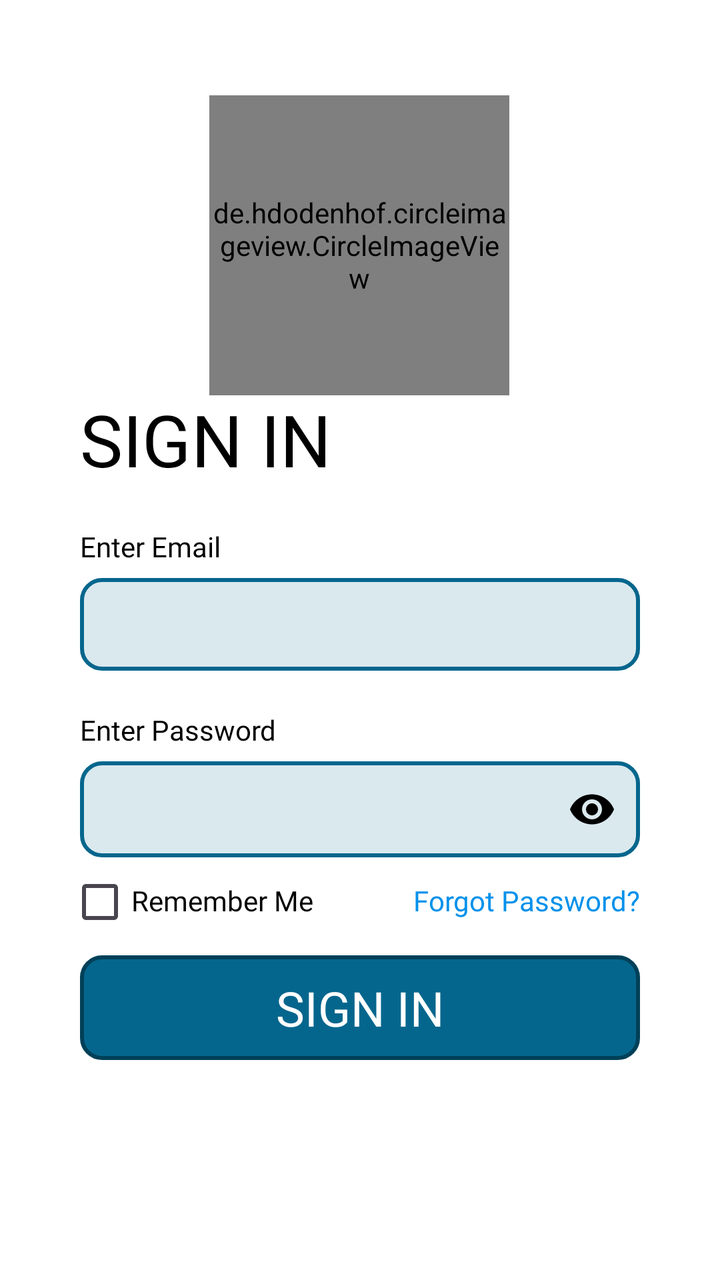
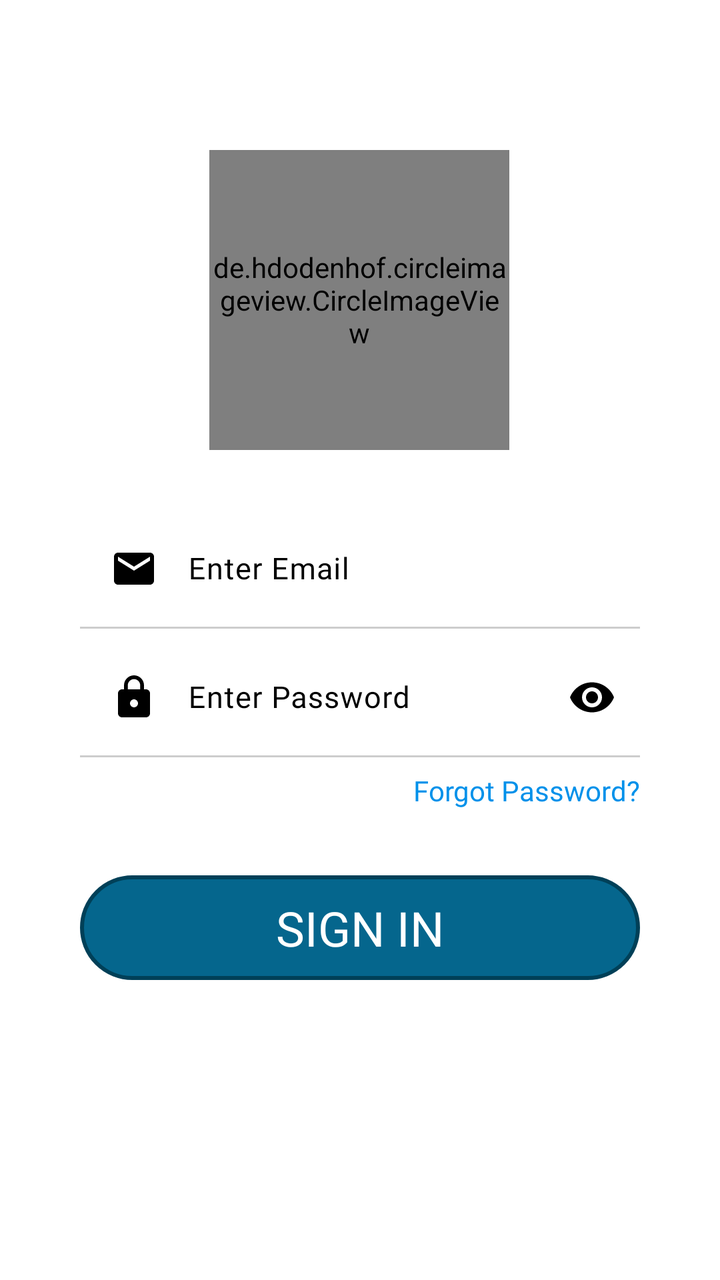

An Android layout rendered at two revisions. The XML below is the earlier revision; the diff shows what the commit changed to produce the second picture.
<!-- AndroidManifest.xml: application theme Theme.Hostelvault -->
<!-- res/layout/activity_login.xml -->
<?xml version="1.0" encoding="utf-8"?>
<androidx.constraintlayout.widget.ConstraintLayout xmlns:android="http://schemas.android.com/apk/res/android"
    xmlns:app="http://schemas.android.com/apk/res-auto"
    xmlns:tools="http://schemas.android.com/tools"
    android:id="@+id/main"
    android:layout_width="match_parent"
    android:layout_height="match_parent"
    android:background="#FFFFFF"
    android:gravity="bottom"
    android:orientation="vertical"
    android:padding="20dp"
    tools:context=".loginActivity">

    
    
    
    
    
    
    

    <de.hdodenhof.circleimageview.CircleImageView
        android:id="@+id/profile_image"
        android:layout_width="150dp"
        android:layout_height="150dp"
        android:layout_marginTop="50dp"
        android:src="@drawable/picsart"
        app:civ_border_color="#FF000000"
        app:civ_border_width="2dp"
        app:layout_constraintBottom_toTopOf="@+id/linearLayout2"
        app:layout_constraintEnd_toEndOf="parent"
        app:layout_constraintHorizontal_bias="0.498"
        app:layout_constraintStart_toStartOf="parent"
        app:layout_constraintTop_toTopOf="parent" />

    

    <LinearLayout
        android:id="@+id/linearLayout2"
        android:layout_width="match_parent"
        android:layout_height="wrap_content"
        android:layout_marginBottom="60dp"
        android:gravity="start"
        android:orientation="vertical"
        android:padding="20dp"
        app:layout_constraintBottom_toBottomOf="parent"
        app:layout_constraintEnd_toEndOf="parent"
        app:layout_constraintHorizontal_bias="0.0"
        app:layout_constraintStart_toStartOf="parent"
        app:layout_constraintTop_toTopOf="parent"
        app:layout_constraintVertical_bias="1.0">

        <TextView
            android:id="@+id/logintv"
            android:layout_width="wrap_content"
            android:layout_height="wrap_content"
            android:fontFamily="@font/poppins_semibold"
            android:text="@string/sign_in"
            android:textAllCaps="true"
            android:textColor="@color/black"
            android:textSize="36sp">

        </TextView>

        <TextView
            android:layout_width="wrap_content"
            android:layout_height="20dp"
            android:autoSizeMaxTextSize="28sp"
            android:layout_marginTop="20dp"
            android:autoSizeMinTextSize="12sp"
            android:autoSizeStepGranularity="1sp"
            android:autoSizeTextType="uniform"
            android:fontFamily="@font/poppins"
            android:text="Enter Email"
            android:textColor="@color/black"
            android:textScaleX="1">

        </TextView>


        <com.google.android.material.textfield.TextInputLayout
            style="@style/Widget.Material3.TextInputLayout.OutlinedBox.Dense"
            android:layout_width="match_parent"
            android:layout_height="wrap_content"
            android:textColorHint="@color/black"
            app:endIconMode="clear_text">

            <com.google.android.material.textfield.TextInputEditText
                android:id="@+id/loginEt_email"
                style="@style/Theme.Hostelvault"
                android:layout_width="match_parent"
                android:layout_height="match_parent"
                android:layout_marginTop="10dp"
                android:autofillHints="emailAddress"
                android:background="@drawable/btn_bg_transparent"
                android:fontFamily="@font/poppins"
                android:includeFontPadding="true"
                android:inputType="text"
                android:paddingStart="15dp"
                android:textColor="@color/black"
                android:textColorHint="@color/grey"
                android:textSize="15sp"
                tools:ignore="RtlSymmetry">

            </com.google.android.material.textfield.TextInputEditText>

        </com.google.android.material.textfield.TextInputLayout>

        <TextView
            android:layout_width="wrap_content"
            android:layout_height="20dp"
            android:autoSizeMaxTextSize="28sp"
            android:layout_marginTop="20dp"
            android:autoSizeMinTextSize="12sp"
            android:autoSizeStepGranularity="1sp"
            android:autoSizeTextType="uniform"
            android:fontFamily="@font/poppins"
            android:text="Enter Password"
            android:textColor="@color/black"
            android:textScaleX="1">

        </TextView>

        <com.google.android.material.textfield.TextInputLayout
            style="@style/Widget.Material3.TextInputLayout.OutlinedBox.Dense"
            android:layout_width="match_parent"
            android:layout_height="wrap_content"
            android:textColorHint="@color/black"
            app:passwordToggleEnabled="true"
            app:passwordToggleTint="@color/black">

            <com.google.android.material.textfield.TextInputEditText
                android:id="@+id/loginET_pwd"
                style="@style/Theme.Hostelvault"
                android:layout_width="match_parent"
                android:layout_height="match_parent"
                android:layout_marginTop="10dp"
                android:autofillHints="password"
                android:background="@drawable/btn_bg_transparent"
                android:fontFamily="@font/poppins"
                android:includeFontPadding="true"
                android:inputType="textPassword"
                android:paddingStart="15dp"
                android:textColor="@color/black"
                android:textColorHint="@color/grey"
                android:textSize="15sp"
                tools:ignore="RtlSymmetry">

            </com.google.android.material.textfield.TextInputEditText>

        </com.google.android.material.textfield.TextInputLayout>

        <androidx.constraintlayout.widget.ConstraintLayout
            android:layout_width="match_parent"
            android:layout_height="wrap_content"
            android:layout_gravity="center"
            android:orientation="horizontal">

            <com.google.android.material.checkbox.MaterialCheckBox
                android:id="@+id/rememberME"
                android:layout_width="20dp"
                android:layout_height="20dp"
                app:buttonIconTint="@color/white"
                app:layout_constraintBottom_toBottomOf="parent"
                app:layout_constraintEnd_toEndOf="parent"
                app:layout_constraintHorizontal_bias="0.0"
                app:layout_constraintStart_toStartOf="parent"
                app:layout_constraintTop_toTopOf="parent"
                app:layout_constraintVertical_bias="0.428">

            </com.google.android.material.checkbox.MaterialCheckBox>

            <TextView
                android:id="@+id/textView4"
                android:layout_width="wrap_content"
                android:layout_height="25dp"
                android:layout_marginTop="12dp"
                android:layout_marginBottom="12dp"
                android:autoSizeMaxTextSize="28sp"
                android:autoSizeMinTextSize="12sp"
                android:autoSizeStepGranularity="1sp"
                android:autoSizeTextType="uniform"
                android:fontFamily="@font/poppins"
                android:text="@string/remember_me"
                android:textColor="@color/black"
                android:textFontWeight="500"
                android:textScaleX="1"
                app:layout_constraintBottom_toBottomOf="parent"
                app:layout_constraintEnd_toEndOf="parent"
                app:layout_constraintHorizontal_bias="0.135"
                app:layout_constraintStart_toStartOf="parent"
                app:layout_constraintTop_toTopOf="parent"
                app:layout_constraintVertical_bias="0.0">

            </TextView>

            <TextView
                android:id="@+id/forgotpwd"
                android:layout_width="wrap_content"
                android:layout_height="25dp"
                android:autoSizeMaxTextSize="28sp"
                android:autoSizeMinTextSize="12sp"
                android:autoSizeStepGranularity="1sp"
                android:autoSizeTextType="uniform"
                android:fontFamily="@font/poppins"
                android:text="@string/forgot_password"
                android:textColor="@color/blue"
                android:textFontWeight="500"
                android:textScaleX="1"
                app:layout_constraintBottom_toBottomOf="parent"
                app:layout_constraintEnd_toEndOf="parent"
                app:layout_constraintHorizontal_bias="1.0"
                app:layout_constraintStart_toStartOf="parent"
                app:layout_constraintTop_toTopOf="parent">

            </TextView>


        </androidx.constraintlayout.widget.ConstraintLayout>


        <com.google.android.material.button.MaterialButton
            android:id="@+id/button"
            style="@style/Theme.Hostelvault"
            android:layout_width="match_parent"
            android:layout_height="wrap_content"
            android:layout_gravity="center"
            android:layout_marginBottom="10dp"
            android:autoSizeMaxTextSize="28sp"
            android:autoSizeMinTextSize="12sp"
            android:autoSizeStepGranularity="1sp"
            android:autoSizeTextType="uniform"
            android:background="@drawable/btn_bg"
            android:fontFamily="@font/poppins_semibold"
            android:gravity="center"
            android:text="@string/sign_in"
            android:textAllCaps="true"
            android:textColor="@color/white"
            android:textSize="24sp">

        </com.google.android.material.button.MaterialButton>


        
        
        
        
        
        

        
        
        
        
        
        
        

        

        
        
        
        
        
        
        
        
        

        


        

    </LinearLayout>

    <ProgressBar
        android:id="@+id/progressbarSignin"
        android:layout_width="50dp"
        android:layout_height="50dp"
        android:visibility="gone"
        app:layout_constraintBottom_toBottomOf="parent"
        app:layout_constraintEnd_toEndOf="parent"
        app:layout_constraintHorizontal_bias="0.5"
        app:layout_constraintStart_toStartOf="parent"
        app:layout_constraintTop_toTopOf="parent"
        app:layout_constraintVertical_bias="0.5">

    </ProgressBar>


</androidx.constraintlayout.widget.ConstraintLayout>
<!-- resources referenced by this layout -->
<resources>
  <color name="black">#FF000000</color>
  <color name="blue">#0091EA</color>
  <color name="grey">#3A393D</color>
  <color name="white">#FFFFFFFF</color>
  <!-- drawable btn_bg (drawable) -->
  <?xml version="1.0" encoding="utf-8"?>
  <shape xmlns:android="http://schemas.android.com/apk/res/android" android:shape="rectangle">
      <stroke
          android:color="#004058"
          android:width="2dp">
      </stroke>
      <corners
          android:radius="10dp">
      </corners>
      <solid
          android:color="@color/dark_teal">
      </solid>
  </shape>
  <!-- drawable btn_bg_transparent (drawable) -->
  <?xml version="1.0" encoding="utf-8"?>
  <shape xmlns:android="http://schemas.android.com/apk/res/android" android:shape="rectangle">
      <stroke
          android:color="@color/dark_teal"
          android:width="2dp">
      </stroke>
      <corners
          android:radius="10dp">
      </corners>
      <solid
          android:color="#2505668D">
      </solid>
  
  </shape>
  <!-- drawable picsart: jpeg bitmap (drawable, 166505 bytes) -->
  <string name="forgot_password">Forgot Password?</string>
  <string name="remember_me">Remember Me</string>
  <string name="sign_in">Sign In</string>
  <style name="Theme.Hostelvault" parent="Theme.Material3.DayNight.NoActionBar">
  
          <item name="android:statusBarColor">@color/bg_color</item>
          <item name="colorPrimary">@color/dark_teal</item>
          <item name="colorPrimaryVariant">@color/transparent</item>
          <item name="backgroundTint">@null</item>
          <item name="strokeColor">@null</item>
  
      </style>
  <color name="dark_teal">#05668D</color>
  <color name="bg_color">#1A1A24</color>
  <color name="transparent">#004F4FA5</color>
</resources>

<!-- the commit's change to res/layout/activity_login.xml (unified diff, before → after) -->
@@ -39,7 +39,7 @@
         android:id="@+id/linearLayout2"
         android:layout_width="match_parent"
         android:layout_height="wrap_content"
-        android:layout_marginBottom="60dp"
+        android:layout_marginBottom="100dp"
         android:gravity="start"
         android:orientation="vertical"
         android:padding="20dp"
@@ -50,36 +50,36 @@
         app:layout_constraintTop_toTopOf="parent"
         app:layout_constraintVertical_bias="1.0">
 
-        <TextView
-            android:id="@+id/logintv"
-            android:layout_width="wrap_content"
-            android:layout_height="wrap_content"
-            android:fontFamily="@font/poppins_semibold"
-            android:text="@string/sign_in"
-            android:textAllCaps="true"
-            android:textColor="@color/black"
-            android:textSize="36sp">
-
-        </TextView>
-
-        <TextView
-            android:layout_width="wrap_content"
-            android:layout_height="20dp"
-            android:autoSizeMaxTextSize="28sp"
-            android:layout_marginTop="20dp"
-            android:autoSizeMinTextSize="12sp"
-            android:autoSizeStepGranularity="1sp"
-            android:autoSizeTextType="uniform"
-            android:fontFamily="@font/poppins"
-            android:text="Enter Email"
-            android:textColor="@color/black"
-            android:textScaleX="1">
-
-        </TextView>
+        
+        
+        
+        
+        
+        
+        
+        
+        
+
+        
+
+        
+        
+        
+        
+        
+        
+        
+        
+        
+        
+        
+        
+
+        
 
 
         <com.google.android.material.textfield.TextInputLayout
-            style="@style/Widget.Material3.TextInputLayout.OutlinedBox.Dense"
+            style="@style/Widget.Material3.TextInputLayout.OutlinedBox"
             android:layout_width="match_parent"
             android:layout_height="wrap_content"
             android:textColorHint="@color/black"
@@ -87,16 +87,17 @@
 
             <com.google.android.material.textfield.TextInputEditText
                 android:id="@+id/loginEt_email"
-                style="@style/Theme.Hostelvault"
                 android:layout_width="match_parent"
+                android:background="@drawable/edittextbg"
+                android:drawablePadding="15dp"
                 android:layout_height="match_parent"
-                android:layout_marginTop="10dp"
                 android:autofillHints="emailAddress"
-                android:background="@drawable/btn_bg_transparent"
                 android:fontFamily="@font/poppins"
+                android:drawableStart="@drawable/baseline_email_24"
                 android:includeFontPadding="true"
                 android:inputType="text"
                 android:paddingStart="15dp"
+                android:hint="@string/enter_email"
                 android:textColor="@color/black"
                 android:textColorHint="@color/grey"
                 android:textSize="15sp"
@@ -106,23 +107,29 @@
 
         </com.google.android.material.textfield.TextInputLayout>
 
-        <TextView
-            android:layout_width="wrap_content"
-            android:layout_height="20dp"
-            android:autoSizeMaxTextSize="28sp"
-            android:layout_marginTop="20dp"
-            android:autoSizeMinTextSize="12sp"
-            android:autoSizeStepGranularity="1sp"
-            android:autoSizeTextType="uniform"
-            android:fontFamily="@font/poppins"
-            android:text="Enter Password"
-            android:textColor="@color/black"
-            android:textScaleX="1">
-
-        </TextView>
+
+        
+        
+        
+        
+        
+        
+        
+        
+        
+        
+        
+        
+
+        
+
+        <View
+            android:id="@+id/divid1"
+            android:layout_width="match_parent"
+            android:layout_height="1dp"
+            android:background="#505F5F5F" />
 
         <com.google.android.material.textfield.TextInputLayout
-            style="@style/Widget.Material3.TextInputLayout.OutlinedBox.Dense"
             android:layout_width="match_parent"
             android:layout_height="wrap_content"
             android:textColorHint="@color/black"
@@ -131,14 +138,15 @@
 
             <com.google.android.material.textfield.TextInputEditText
                 android:id="@+id/loginET_pwd"
-                style="@style/Theme.Hostelvault"
                 android:layout_width="match_parent"
+                android:background="@drawable/edittextbg"
+                android:drawablePadding="15dp"
                 android:layout_height="match_parent"
-                android:layout_marginTop="10dp"
                 android:autofillHints="password"
-                android:background="@drawable/btn_bg_transparent"
+                android:drawableStart="@drawable/baseline_lock_24"
                 android:fontFamily="@font/poppins"
                 android:includeFontPadding="true"
+                android:hint="@string/enter_password"
                 android:inputType="textPassword"
                 android:paddingStart="15dp"
                 android:textColor="@color/black"
@@ -150,54 +158,63 @@
 
         </com.google.android.material.textfield.TextInputLayout>
 
+        <View
+            android:id="@+id/divid2"
+            android:layout_width="match_parent"
+            android:layout_height="1dp"
+            android:background="#505F5F5F" />
+
         <androidx.constraintlayout.widget.ConstraintLayout
             android:layout_width="match_parent"
             android:layout_height="wrap_content"
+            android:layout_marginBottom="20dp"
             android:layout_gravity="center"
             android:orientation="horizontal">
 
-            <com.google.android.material.checkbox.MaterialCheckBox
-                android:id="@+id/rememberME"
-                android:layout_width="20dp"
-                android:layout_height="20dp"
-                app:buttonIconTint="@color/white"
-                app:layout_constraintBottom_toBottomOf="parent"
-                app:layout_constraintEnd_toEndOf="parent"
-                app:layout_constraintHorizontal_bias="0.0"
-                app:layout_constraintStart_toStartOf="parent"
-                app:layout_constraintTop_toTopOf="parent"
-                app:layout_constraintVertical_bias="0.428">
-
-            </com.google.android.material.checkbox.MaterialCheckBox>
-
-            <TextView
-                android:id="@+id/textView4"
-                android:layout_width="wrap_content"
-                android:layout_height="25dp"
-                android:layout_marginTop="12dp"
-                android:layout_marginBottom="12dp"
-                android:autoSizeMaxTextSize="28sp"
-                android:autoSizeMinTextSize="12sp"
-                android:autoSizeStepGranularity="1sp"
-                android:autoSizeTextType="uniform"
-                android:fontFamily="@font/poppins"
-                android:text="@string/remember_me"
-                android:textColor="@color/black"
-                android:textFontWeight="500"
-                android:textScaleX="1"
-                app:layout_constraintBottom_toBottomOf="parent"
-                app:layout_constraintEnd_toEndOf="parent"
-                app:layout_constraintHorizontal_bias="0.135"
-                app:layout_constraintStart_toStartOf="parent"
-                app:layout_constraintTop_toTopOf="parent"
-                app:layout_constraintVertical_bias="0.0">
-
-            </TextView>
+            
+            
+            
+            
+            
+            
+            
+            
+            
+            
+            
+
+            
+
+            
+            
+            
+            
+            
+            
+            
+            
+            
+            
+            
+            
+            
+            
+            
+            
+            
+            
+            
+            
+            
+
+            
 
             <TextView
                 android:id="@+id/forgotpwd"
                 android:layout_width="wrap_content"
                 android:layout_height="25dp"
+                android:layout_marginTop="7dp"
+                android:layout_marginBottom="7dp"
                 android:autoSizeMaxTextSize="28sp"
                 android:autoSizeMinTextSize="12sp"
                 android:autoSizeStepGranularity="1sp"
<!-- resource entries referenced after the edit -->
@@ -4,6 +4,18 @@
   <color name="blue">#0091EA</color>
   <color name="grey">#3A393D</color>
   <color name="white">#FFFFFFFF</color>
+  <!-- drawable baseline_email_24 (drawable) -->
+  <vector xmlns:android="http://schemas.android.com/apk/res/android" android:height="24dp" android:tint="@color/black" android:viewportHeight="24" android:viewportWidth="24" android:width="24dp">
+        
+      <path android:fillColor="@android:color/white" android:pathData="M20,4L4,4c-1.1,0 -1.99,0.9 -1.99,2L2,18c0,1.1 0.9,2 2,2h16c1.1,0 2,-0.9 2,-2L22,6c0,-1.1 -0.9,-2 -2,-2zM20,8l-8,5 -8,-5L4,6l8,5 8,-5v2z"/>
+      
+  </vector>
+  <!-- drawable baseline_lock_24 (drawable) -->
+  <vector xmlns:android="http://schemas.android.com/apk/res/android" android:height="24dp" android:tint="#000000" android:viewportHeight="24" android:viewportWidth="24" android:width="24dp">
+        
+      <path android:fillColor="@android:color/white" android:pathData="M18,8h-1L17,6c0,-2.76 -2.24,-5 -5,-5S7,3.24 7,6v2L6,8c-1.1,0 -2,0.9 -2,2v10c0,1.1 0.9,2 2,2h12c1.1,0 2,-0.9 2,-2L20,10c0,-1.1 -0.9,-2 -2,-2zM12,17c-1.1,0 -2,-0.9 -2,-2s0.9,-2 2,-2 2,0.9 2,2 -0.9,2 -2,2zM15.1,8L8.9,8L8.9,6c0,-1.71 1.39,-3.1 3.1,-3.1 1.71,0 3.1,1.39 3.1,3.1v2z"/>
+      
+  </vector>
   <!-- drawable btn_bg (drawable) -->
   <?xml version="1.0" encoding="utf-8"?>
   <shape xmlns:android="http://schemas.android.com/apk/res/android" android:shape="rectangle">
@@ -12,30 +24,33 @@
           android:width="2dp">
       </stroke>
       <corners
-          android:radius="10dp">
+          android:radius="500dp">
       </corners>
       <solid
           android:color="@color/dark_teal">
       </solid>
   </shape>
-  <!-- drawable btn_bg_transparent (drawable) -->
+  <!-- drawable edittextbg (drawable) -->
   <?xml version="1.0" encoding="utf-8"?>
-  <shape xmlns:android="http://schemas.android.com/apk/res/android" android:shape="rectangle">
-      <stroke
-          android:color="@color/dark_teal"
-          android:width="2dp">
-      </stroke>
-      <corners
-          android:radius="10dp">
-      </corners>
-      <solid
-          android:color="#2505668D">
-      </solid>
-  
-  </shape>
+  <layer-list xmlns:android="http://schemas.android.com/apk/res/android"
+      android:shape="rectangle">
+      <item>
+          <shape android:thicknessRatio="1">
+              <solid
+                  android:color="@color/white">
+              </solid>
+          </shape>
+          <shape android:thicknessRatio="1">
+              <solid
+                  android:color="@color/black">
+              </solid>
+          </shape>
+      </item>
+  </layer-list>
   <!-- drawable picsart: jpeg bitmap (drawable, 166505 bytes) -->
+  <string name="enter_email">Enter Email</string>
+  <string name="enter_password">Enter Password</string>
   <string name="forgot_password">Forgot Password?</string>
-  <string name="remember_me">Remember Me</string>
   <string name="sign_in">Sign In</string>
   <style name="Theme.Hostelvault" parent="Theme.Material3.DayNight.NoActionBar">
   
